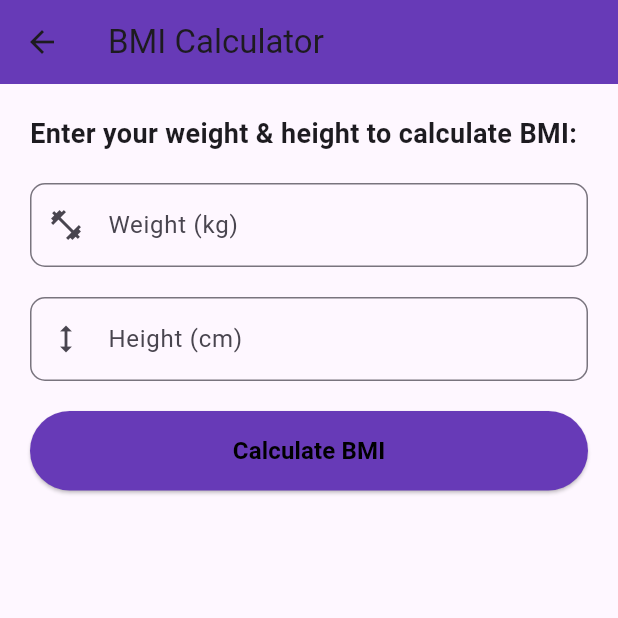
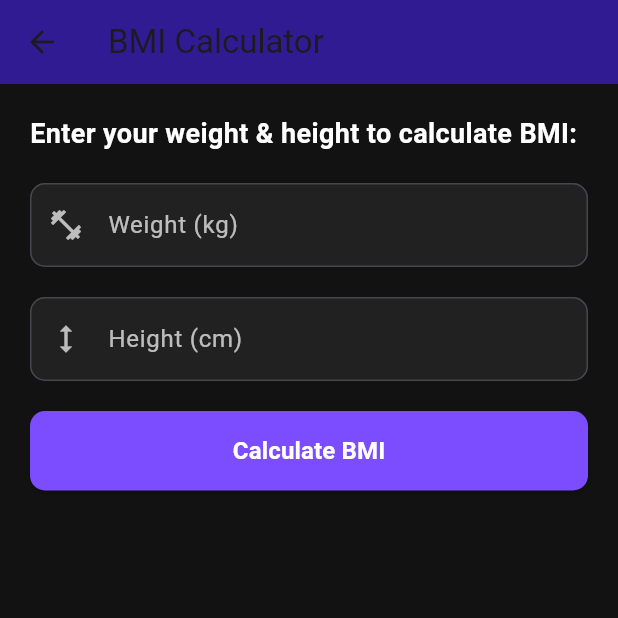
Before and after one commit to srijan-0/Gym-Management-App, a Flutter app: the BMICalculatorPage screen opened directly, on a phone screen of 412 x 824 dp, the top half of it. Run offline on Flutter 3.47's test engine with Material 3 defaults, Android fonts, the light colour scheme and no system bars; our stand-ins replace bloc, connectivity_plus, dartz, dio, equatable, fl_chart and 9 more; missing offline and left inert: mocktail; accounts and stored records are empty; project files that could hold a hidden picture were left out.

Commit message:
ui enhancement

```diff
--- a/Gym-Management-App/lib/features/cart/presentation/pages/cart_page.dart
+++ b/Gym-Management-App/lib/features/cart/presentation/pages/cart_page.dart
@@ -58,7 +58,8 @@ class _CartPageState extends State<CartPage> {
               },
               style: ElevatedButton.styleFrom(
                   backgroundColor: Colors.deepPurpleAccent),
-              child: const Text("Confirm"),
+              child:
+                  const Text("Confirm", style: TextStyle(color: Colors.white)),
             ),
           ],
         );
--- a/Gym-Management-App/lib/features/home/presentation/view/bmi_calculator_page.dart
+++ b/Gym-Management-App/lib/features/home/presentation/view/bmi_calculator_page.dart
@@ -20,7 +20,10 @@ class _BMICalculatorPageState extends State<BMICalculatorPage> {
 
     if (weight == null || height == null || height == 0) {
       ScaffoldMessenger.of(context).showSnackBar(
-        const SnackBar(content: Text("Please enter valid numbers!")),
+        SnackBar(
+          content: const Text("Please enter valid numbers!"),
+          backgroundColor: Colors.redAccent,
+        ),
       );
       return;
     }
@@ -32,7 +35,6 @@ class _BMICalculatorPageState extends State<BMICalculatorPage> {
     });
   }
 
-  /// ✅ Determine BMI Category
   String _getBMICategory(double bmi) {
     if (bmi < 18.5) {
       return "Underweight 😔";
@@ -48,77 +50,106 @@ class _BMICalculatorPageState extends State<BMICalculatorPage> {
   @override
   Widget build(BuildContext context) {
     return Scaffold(
+      backgroundColor: const Color(0xFF121212), // ✅ Dark Theme Background
       appBar: AppBar(
         title: const Text("BMI Calculator"),
-        backgroundColor: Colors.deepPurple,
+        backgroundColor: Colors.deepPurple.shade900,
       ),
       body: Padding(
         padding: const EdgeInsets.all(20),
         child: Column(
           crossAxisAlignment: CrossAxisAlignment.start,
           children: [
+            /// ✅ Dark Theme Heading
             const Text(
               "Enter your weight & height to calculate BMI:",
-              style: TextStyle(fontSize: 18, fontWeight: FontWeight.bold),
+              style: TextStyle(
+                  fontSize: 18,
+                  fontWeight: FontWeight.bold,
+                  color: Colors.white),
             ),
             const SizedBox(height: 20),
 
-            /// ✅ Weight Input
+            /// ✅ Weight Input (Dark Mode)
             TextField(
               controller: _weightController,
               keyboardType: TextInputType.number,
+              style: const TextStyle(color: Colors.white), // Text color
               decoration: InputDecoration(
                 labelText: "Weight (kg)",
-                prefixIcon: const Icon(Icons.fitness_center),
+                labelStyle:
+                    const TextStyle(color: Colors.white70), // Label color
+                prefixIcon:
+                    const Icon(Icons.fitness_center, color: Colors.white70),
                 border: OutlineInputBorder(
                   borderRadius: BorderRadius.circular(10),
+                  borderSide: const BorderSide(color: Colors.white54),
                 ),
+                filled: true,
+                fillColor: Colors.grey[900], // Dark field background
               ),
             ),
             const SizedBox(height: 20),
 
-            /// ✅ Height Input
             TextField(
               controller: _heightController,
               keyboardType: TextInputType.number,
+              style: const TextStyle(color: Colors.white),
               decoration: InputDecoration(
                 labelText: "Height (cm)",
-                prefixIcon: const Icon(Icons.height),
+                labelStyle: const TextStyle(color: Colors.white70),
+                prefixIcon: const Icon(Icons.height, color: Colors.white70),
                 border: OutlineInputBorder(
                   borderRadius: BorderRadius.circular(10),
+                  borderSide: const BorderSide(color: Colors.white54),
                 ),
+                filled: true,
+                fillColor: Colors.grey[900],
               ),
             ),
             const SizedBox(height: 20),
 
-            /// ✅ Calculate Button
             SizedBox(
               width: double.infinity,
               child: ElevatedButton(
                 onPressed: _calculateBMI,
                 style: ElevatedButton.styleFrom(
                   padding: const EdgeInsets.all(15),
-                  backgroundColor: Colors.deepPurple,
+                  backgroundColor: Colors.deepPurpleAccent,
+                  shape: RoundedRectangleBorder(
+                    borderRadius: BorderRadius.circular(10),
                   ),
-                child: const Text("Calculate BMI",
+                ),
+                child: const Text(
+                  "Calculate BMI",
                   style: TextStyle(
                     fontSize: 16,
                     fontWeight: FontWeight.bold,
-                        color: Colors.black)),
+                    color: Colors.white,
+                  ),
+                ),
               ),
             ),
 
             const SizedBox(height: 30),
 
-            /// ✅ Display BMI Result
             if (_bmi != null)
               Center(
+                child: Card(
+                  color: Colors.grey[850], // Dark card color
+                  elevation: 4,
+                  shape: RoundedRectangleBorder(
+                      borderRadius: BorderRadius.circular(12)),
+                  child: Padding(
+                    padding: const EdgeInsets.all(16.0),
                     child: Column(
                       children: [
                         Text(
                           "Your BMI: ${_bmi!.toStringAsFixed(1)}",
                           style: const TextStyle(
-                          fontSize: 22, fontWeight: FontWeight.bold),
+                              fontSize: 22,
+                              fontWeight: FontWeight.bold,
+                              color: Colors.white),
                         ),
                         const SizedBox(height: 10),
                         Text(
@@ -134,6 +165,8 @@ class _BMICalculatorPageState extends State<BMICalculatorPage> {
                       ],
                     ),
                   ),
+                ),
+              ),
           ],
         ),
       ),
```
Also changed, not shown: Gym-Management-App/lib/features/category/presentation/pages/category_page.dart (+138 -35 lines), Gym-Management-App/lib/features/home/presentation/view/calories_burned_tracker.dart (+14 -9 lines), 3 other files. Lines whose indentation alone changed are shown as unchanged.
